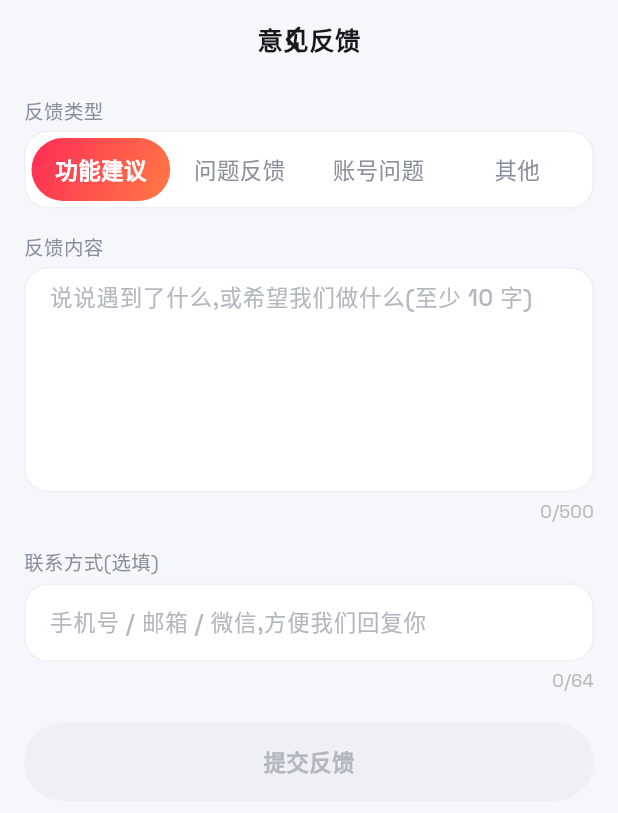
After one commit to shiliu153/chatapp, a Flutter app: the FeedbackPage screen opened by its route, on a phone screen of 412 x 824 dp. The commit adds this screen. Shown: the top 813 px of the screen. Run offline on Flutter 3.47's test engine with Material 3 defaults, Android fonts, the phone set to English and light mode, and no system bars; our stand-ins replace dio, flutter_riverpod, go_router, image_picker, shared_preferences; missing offline and left inert: tencent_cloud_chat_sdk; accounts and stored records are empty.

Commit message:
feat(app): 意见反馈页与提交仓库方法

```diff
--- /dev/null
+++ b/app/lib/features/settings/feedback_page.dart
@@ -0,0 +1,118 @@
+import 'package:flutter/material.dart';
+import 'package:flutter_riverpod/flutter_riverpod.dart';
+
+import '../../core/api_exception.dart';
+import '../../core/theme/app_colors.dart';
+import '../../core/theme/app_spacing.dart';
+import '../../core/theme/app_typography.dart';
+import '../../core/widgets/app_button.dart';
+import '../../core/widgets/app_option_group.dart';
+import '../../core/widgets/app_sub_page_bar.dart';
+import '../../core/widgets/app_text_field.dart';
+import '../../core/widgets/app_toast.dart';
+import 'settings_repository.dart';
+
+/// 意见反馈页:类型 + 内容 + 可选联系方式。
+class FeedbackPage extends ConsumerStatefulWidget {
+  const FeedbackPage({super.key});
+
+  @override
+  ConsumerState<FeedbackPage> createState() => _FeedbackPageState();
+}
+
+class _FeedbackPageState extends ConsumerState<FeedbackPage> {
+  static const _types = [
+    AppOption(value: 'feature', label: '功能建议'),
+    AppOption(value: 'bug', label: '问题反馈'),
+    AppOption(value: 'account', label: '账号问题'),
+    AppOption(value: 'other', label: '其他'),
+  ];
+
+  final _content = TextEditingController();
+  final _contact = TextEditingController();
+  var _type = 'feature';
+  var _submitting = false;
+
+  bool get _canSubmit => !_submitting && _content.text.trim().length >= 10;
+
+  @override
+  void dispose() {
+    _content.dispose();
+    _contact.dispose();
+    super.dispose();
+  }
+
+  Future<void> _submit() async {
+    setState(() => _submitting = true);
+    try {
+      await ref.read(settingsRepositoryProvider).submitFeedback(
+            type: _type,
+            content: _content.text.trim(),
+            contact: _contact.text.trim(),
+          );
+      if (!mounted) return;
+      AppToast.show(context, '反馈已提交,谢谢你');
+      await Navigator.of(context).maybePop();
+    } on ApiException catch (error) {
+      if (mounted) AppToast.show(context, error.message);
+    } finally {
+      if (mounted) setState(() => _submitting = false);
+    }
+  }
+
+  @override
+  Widget build(BuildContext context) => Scaffold(
+        backgroundColor: AppColors.bgPage,
+        body: SafeArea(
+          bottom: false,
+          child: Column(
+            children: [
+              const AppSubPageBar(title: '意见反馈'),
+              Expanded(
+                child: ListView(
+                  padding: const EdgeInsets.fromLTRB(AppSpacing.pageH,
+                      AppSpacing.md, AppSpacing.pageH, AppSpacing.xxl),
+                  children: [
+                    Text('反馈类型',
+                        style: AppText.caption.copyWith(color: AppColors.text2)),
+                    const SizedBox(height: AppSpacing.xs),
+                    AppOptionGroup<String>(
+                      key: const Key('feedback.type'),
+                      options: _types,
+                      value: _type,
+                      onChanged: (value) => setState(() => _type = value),
+                    ),
+                    const SizedBox(height: AppSpacing.lg),
+                    AppTextField(
+                      key: const Key('feedback.content'),
+                      controller: _content,
+                      label: '反馈内容',
+                      hint: '说说遇到了什么,或希望我们做什么(至少 10 字)',
+                      maxLines: 6,
+                      minLines: 6,
+                      maxLength: 500,
+                      counterKey: const Key('feedback.content.counter'),
+                      onChanged: (_) => setState(() {}),
+                    ),
+                    const SizedBox(height: AppSpacing.lg),
+                    AppTextField(
+                      key: const Key('feedback.contact'),
+                      controller: _contact,
+                      label: '联系方式(选填)',
+                      hint: '手机号 / 邮箱 / 微信,方便我们回复你',
+                      maxLength: 64,
+                    ),
+                    const SizedBox(height: AppSpacing.xl),
+                    AppButton(
+                      key: const Key('feedback.submit'),
+                      label: _submitting ? '提交中' : '提交反馈',
+                      onPressed: _canSubmit ? _submit : null,
+                    ),
+                  ],
+                ),
+              ),
+            ],
+          ),
+        ),
+      );
+}
--- a/app/lib/features/settings/settings_page.dart
+++ b/app/lib/features/settings/settings_page.dart
@@ -92,6 +92,12 @@ class SettingsPage extends ConsumerWidget {
                     AppRowGroup(
                       children: [
                         AppListRow(
+                          key: const Key('settings.row.feedback'),
+                          icon: Icons.feedback_rounded,
+                          title: '意见反馈',
+                          onTap: () => context.push('/settings/feedback'),
+                        ),
+                        AppListRow(
                           key: const Key('settings.row.about'),
                           icon: Icons.info_rounded,
                           title: '关于',
--- a/app/lib/router.dart
+++ b/app/lib/router.dart
@@ -14,6 +14,7 @@ import 'features/profile/profile_edit_page.dart';
 import 'features/profile/user_profile_page.dart';
 import 'features/settings/about_page.dart';
 import 'features/settings/blocked_users_page.dart';
+import 'features/settings/feedback_page.dart';
 import 'features/settings/notification_settings_page.dart';
 import 'features/settings/settings_page.dart';
 import 'features/shell/home_shell.dart';
@@ -43,6 +44,8 @@ final routerProvider = Provider<GoRouter>((ref) {
       GoRoute(path: '/settings/notifications',
           builder: (context, state) => const NotificationSettingsPage()),
       GoRoute(path: '/settings/about', builder: (context, state) => const AboutPage()),
+      GoRoute(path: '/settings/feedback',
+          builder: (context, state) => const FeedbackPage()),
       GoRoute(path: '/likes', builder: (context, state) => const LikesReceivedPage()),
       GoRoute(
         path: '/chat/:peerId',
```
Also changed, not shown: app/lib/features/settings/settings_repository.dart (+13 -0 lines), 3 other files.
